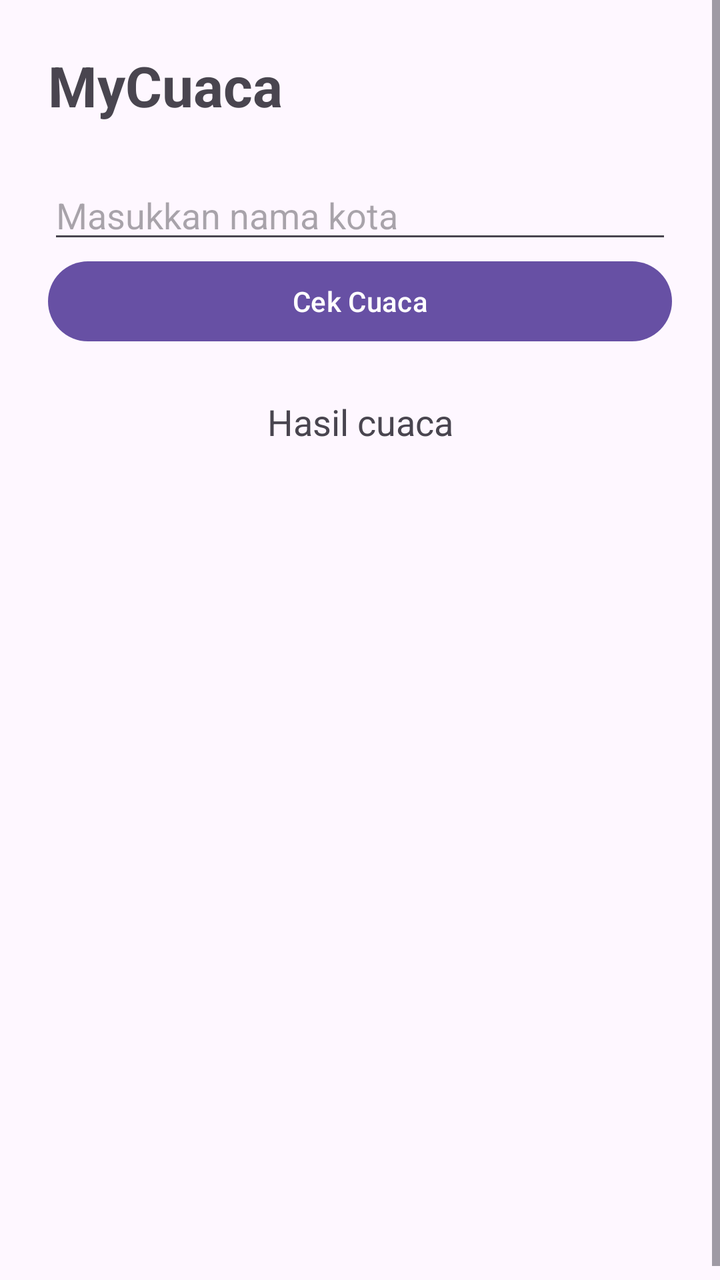
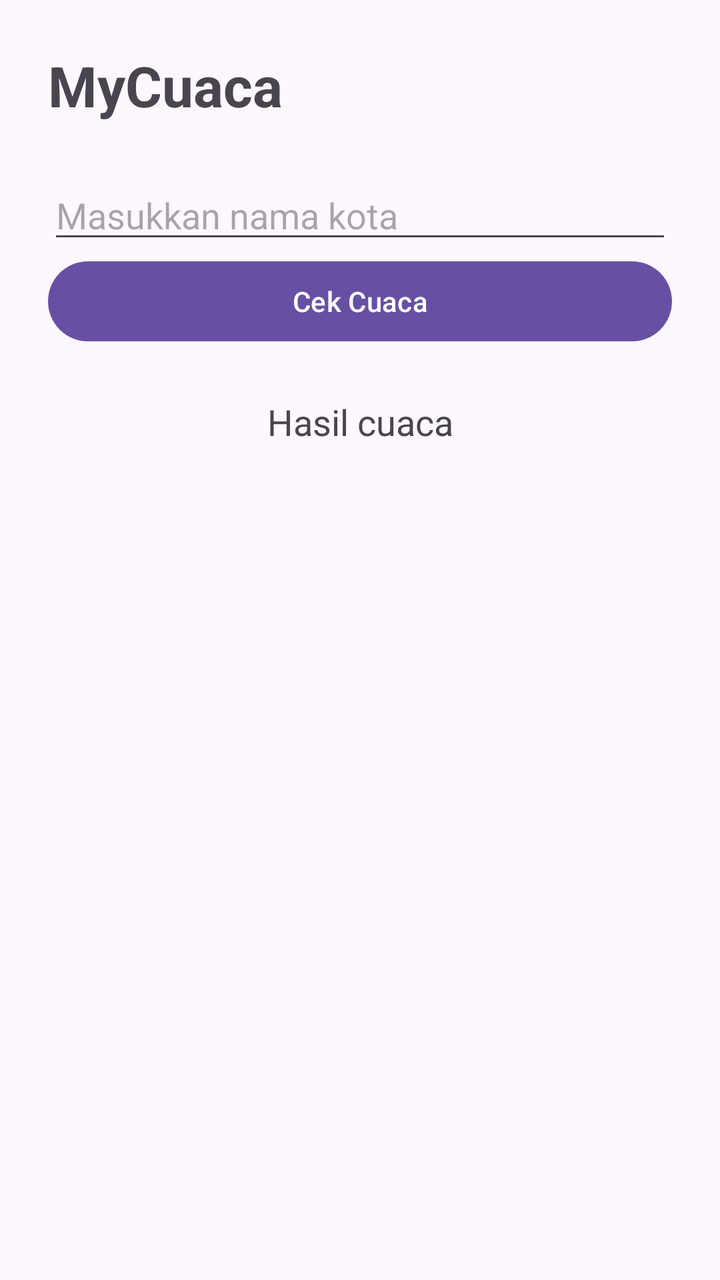

Two renders of the same Android screen: before a commit and after it. Below are the layout's source before the change and the commit's diff.
<!-- AndroidManifest.xml: application theme Theme.MyApplication -->
<!-- res/layout/activity_main.xml -->
<?xml version="1.0" encoding="utf-8"?>
<ScrollView
    xmlns:android="http://schemas.android.com/apk/res/android"
    android:layout_width="match_parent"
    android:layout_height="match_parent"
    android:fillViewport="true">

    <LinearLayout
        android:layout_width="match_parent"
        android:layout_height="wrap_content"
        android:orientation="vertical"
        android:padding="24dp">

        <TextView
            android:layout_width="wrap_content"
            android:layout_height="wrap_content"
            android:text="MyCuaca"
            android:textSize="28sp"
            android:textStyle="bold"
            android:layout_marginBottom="24dp" />

        <EditText
            android:id="@+id/inputKota"
            android:layout_width="match_parent"
            android:layout_height="wrap_content"
            android:hint="Masukkan nama kota"
            android:inputType="textCapWords" />

        <Button
            android:id="@+id/btnCek"
            android:layout_width="match_parent"
            android:layout_height="wrap_content"
            android:text="Cek Cuaca" />

        <TextView
            android:id="@+id/txtHasil"
            android:layout_width="match_parent"
            android:layout_height="wrap_content"
            android:text="Hasil cuaca"
            android:textSize="18sp"
            android:gravity="center"
            android:layout_marginTop="24dp" />

        <TextView
            android:layout_width="match_parent"
            android:layout_height="400dp"
            android:gravity="center"
            android:textSize="20sp" />

    </LinearLayout>

</ScrollView>
<!-- resources referenced by this layout -->
<resources>
  <style name="Theme.MyApplication" parent="Base.Theme.MyApplication" />
  <style name="Base.Theme.MyApplication" parent="Theme.Material3.DayNight.NoActionBar">
          
          
      </style>
</resources>

<!-- the commit's change to res/layout/activity_main.xml (unified diff, before → after) -->
@@ -41,12 +41,6 @@
             android:gravity="center"
             android:layout_marginTop="24dp" />
 
-        <TextView
-            android:layout_width="match_parent"
-            android:layout_height="400dp"
-            android:gravity="center"
-            android:textSize="20sp" />
-
     </LinearLayout>
 
 </ScrollView>
